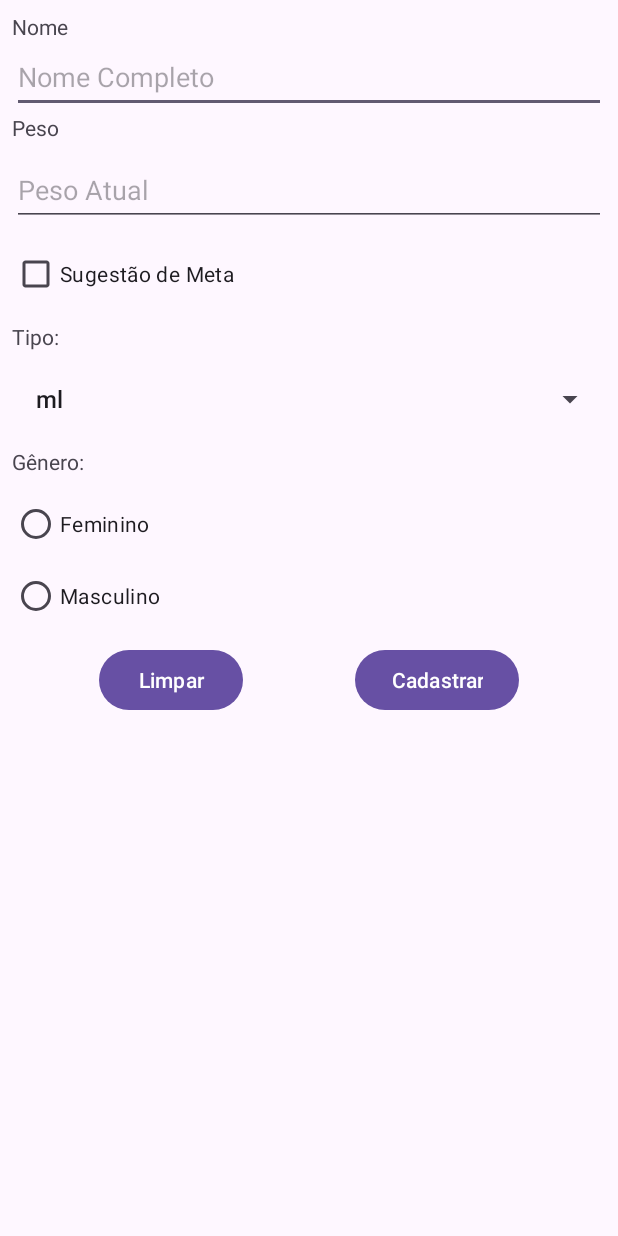
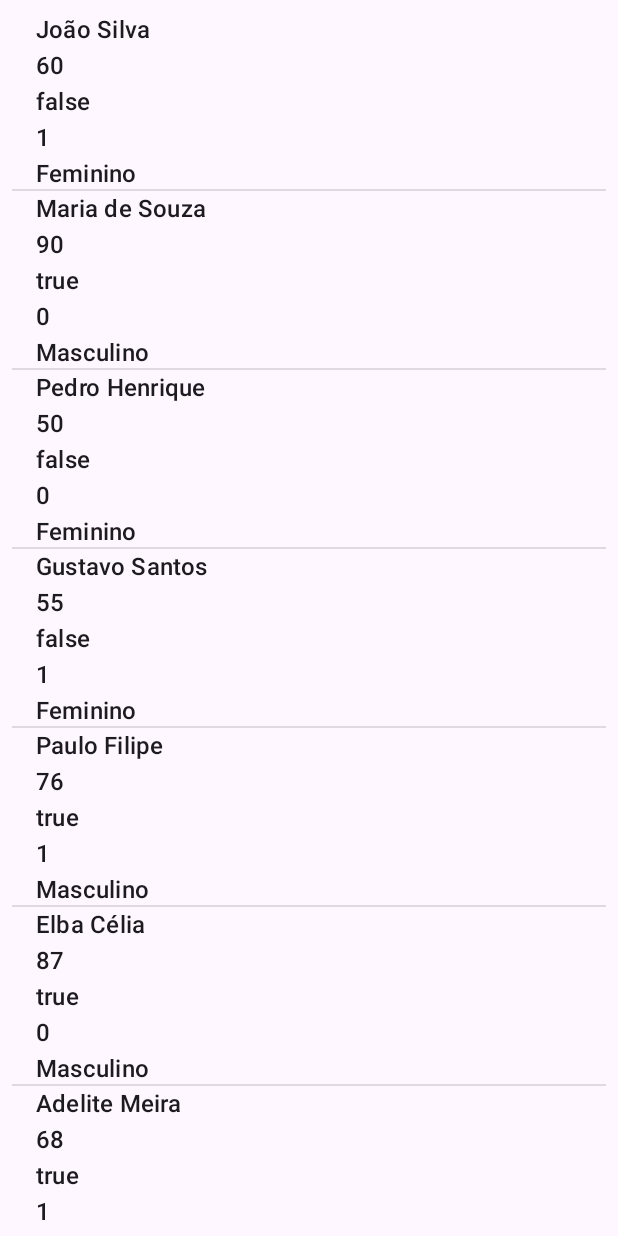
Before and after one commit to RenataVasconcelos/Hidratei, an Android app: the screen it shows after launch (PessoaActivity before the commit, PessoasActivity after it), on a phone screen of 412 x 824 dp. Run offline under Robolectric (Android 15) with nearby library versions, the phone set to English and light mode, and no system bars.

Commit message:
ListView e ScrollView

```diff
--- a/app/src/main/AndroidManifest.xml
+++ b/app/src/main/AndroidManifest.xml
@@ -12,7 +12,7 @@
         android:supportsRtl="true"
         android:theme="@style/Theme.Hidratei">
         <activity
-            android:name=".PessoaActivity"
+            android:name=".PessoasActivity"
             android:exported="true">
             <intent-filter>
                 <action android:name="android.intent.action.MAIN" />
@@ -20,6 +20,11 @@
                 <category android:name="android.intent.category.LAUNCHER" />
             </intent-filter>
         </activity>
+        <activity
+            android:name=".PessoaActivity"
+            android:exported="false">
+
+        </activity>
     </application>
 
 </manifest>
--- /dev/null
+++ b/app/src/main/java/br/edu/utfpr/renatavasconcelos/hidratei/Genero.java
@@ -0,0 +1,6 @@
+package br.edu.utfpr.renatavasconcelos.hidratei;
+
+public enum Genero {
+    Feminino,
+    Masculino;
+}
--- /dev/null
+++ b/app/src/main/java/br/edu/utfpr/renatavasconcelos/hidratei/Pessoa.java
@@ -0,0 +1,67 @@
+package br.edu.utfpr.renatavasconcelos.hidratei;
+
+public class Pessoa {
+
+        private String nome;
+        private int peso;
+        private boolean sugestao;
+        private int tipo;
+        private Genero genero;
+
+    public Pessoa(String nome, int peso, boolean sugestao, int tipo, Genero genero) {
+        this.nome = nome;
+        this.peso = peso;
+        this.sugestao = sugestao;
+        this.tipo = tipo;
+        this.genero = genero;
+    }
+
+    public String getNome() {
+        return nome;
+    }
+
+    public void setNome(String nome) {
+        this.nome = nome;
+    }
+
+    public int getPeso() {
+        return peso;
+    }
+
+    public void setPeso(int peso) {
+        this.peso = peso;
+    }
+
+    public boolean isSugestao() {
+        return sugestao;
+    }
+
+    public void setSugestao(boolean sugestao) {
+        this.sugestao = sugestao;
+    }
+
+    public int getTipo() {
+        return tipo;
+    }
+
+    public void setTipo(int tipo) {
+        this.tipo = tipo;
+    }
+
+    public Genero getGenero() {
+        return genero;
+    }
+
+    public void setGenero(Genero genero) {
+        this.genero = genero;
+    }
+
+    @Override
+    public String toString() {
+        return  nome + "\n" +
+                peso + "\n" +
+                sugestao + "\n" +
+                tipo + "\n" +
+                genero;
+    }
+}
--- a/app/src/main/java/br/edu/utfpr/renatavasconcelos/hidratei/PessoaActivity.java
+++ b/app/src/main/java/br/edu/utfpr/renatavasconcelos/hidratei/PessoaActivity.java
@@ -31,19 +31,19 @@ public class PessoaActivity extends AppCompatActivity {
         radioGroupGenero = findViewById(R.id.radioGroupGenero);
         spinnerTipo = findViewById(R.id.spinnerTipo);
 
-        popularSpinner();
+       // popularSpinner();
 
     }
-        private void popularSpinner(){
-            ArrayList<String> lista = new ArrayList<>();
-            lista.add(getString(R.string.ml));
-            lista.add(getString(R.string.litros));
-
-            ArrayAdapter<String> adapter = new ArrayAdapter<>(this,
-                                                            android.R.layout.simple_list_item_1,
-                                                            lista);
-            spinnerTipo.setAdapter(adapter);
-        }
+//        private void popularSpinner(){
+//            ArrayList<String> lista = new ArrayList<>();
+//            lista.add(getString(R.string.ml));
+//            lista.add(getString(R.string.litros));
+//
+//            ArrayAdapter<String> adapter = new ArrayAdapter<>(this,
+//                                                            android.R.layout.simple_list_item_1,
+//                                                            lista);
+//            spinnerTipo.setAdapter(adapter);
+//        }
     public void limparDados(View view){
         editTextNome.setText(null);
         editTextPeso.setText(null);
--- /dev/null
+++ b/app/src/main/java/br/edu/utfpr/renatavasconcelos/hidratei/PessoasActivity.java
@@ -0,0 +1,73 @@
+package br.edu.utfpr.renatavasconcelos.hidratei;
+
+import android.os.Bundle;
+import android.widget.ArrayAdapter;
+import android.widget.ListView;
+
+import androidx.activity.EdgeToEdge;
+import androidx.appcompat.app.AppCompatActivity;
+import androidx.core.graphics.Insets;
+import androidx.core.view.ViewCompat;
+import androidx.core.view.WindowInsetsCompat;
+
+import java.util.ArrayList;
+import java.util.List;
+
+public class PessoasActivity extends AppCompatActivity {
+
+    private ListView listViewPessoas;
+
+    private List<Pessoa> listaPessoas;
+
+    @Override
+    protected void onCreate(Bundle savedInstanceState) {
+        super.onCreate(savedInstanceState);
+        setContentView(R.layout.activity_pessoas);
+
+        listViewPessoas = findViewById(R.id.listViewPessoas);
+
+        popularListaPessoas();
+        }
+
+        private void popularListaPessoas(){
+
+            String[] pessoas_nomes = getResources().getStringArray(R.array.pessoas_nome);
+            int[] pessoas_peso = getResources().getIntArray(R.array.pessoas_peso);
+            int[] pessoas_sugestao = getResources().getIntArray(R.array.pessoas_sugestao);
+            int[] pessoas_tipos = getResources().getIntArray(R.array.pessoas_tipos);
+            int[] pessoas_genero = getResources().getIntArray(R.array.pessoas_genero);
+
+            listaPessoas = new ArrayList<>();
+
+            Pessoa pessoa;
+            boolean sugestao;
+            Genero genero;
+
+            Genero[] generos = Genero.values();
+
+            for (int cont = 0; cont < pessoas_nomes.length; cont++){
+
+                sugestao = (pessoas_sugestao[cont] == 1 ? true : false);
+
+                genero = generos[pessoas_genero[cont]];
+
+                pessoa = new Pessoa(pessoas_nomes[cont],
+                                    pessoas_peso[cont],
+                                    sugestao,
+                                    pessoas_tipos[cont],
+                                    genero);
+
+                listaPessoas.add(pessoa);
+            }
+
+            ArrayAdapter<Pessoa> adapter = new ArrayAdapter<>(this,
+                                                                android.R.layout.simple_list_item_1,
+                                                                listaPessoas);
+            listViewPessoas.setAdapter(adapter);
+
+
+
+
+
+        }
+    }
--- a/app/src/main/res/layout/activity_pessoa.xml
+++ b/app/src/main/res/layout/activity_pessoa.xml
@@ -1,11 +1,16 @@
 <?xml version="1.0" encoding="utf-8"?>
-<androidx.constraintlayout.widget.ConstraintLayout xmlns:android="http://schemas.android.com/apk/res/android"
+<ScrollView xmlns:android="http://schemas.android.com/apk/res/android"
     xmlns:app="http://schemas.android.com/apk/res-auto"
     xmlns:tools="http://schemas.android.com/tools"
     android:id="@+id/main"
     android:layout_width="match_parent"
     android:layout_height="match_parent"
     tools:context=".PessoaActivity">
+
+    <androidx.constraintlayout.widget.ConstraintLayout
+        android:layout_width="match_parent"
+        android:layout_height="wrap_content">
+
 
         <TextView
             android:id="@+id/textViewNome"
@@ -120,6 +125,7 @@
             android:layout_marginStart="8dp"
             android:layout_marginTop="8dp"
             android:layout_marginEnd="8dp"
+            android:entries="@array/tipos"
             android:spinnerMode="dialog"
             app:layout_constraintEnd_toEndOf="parent"
             app:layout_constraintStart_toStartOf="parent"
@@ -131,6 +137,7 @@
             android:layout_height="wrap_content"
             android:layout_marginStart="8dp"
             android:layout_marginTop="8dp"
+            android:labelFor="@id/spinnerTipo"
             android:text="@string/tipo"
             app:layout_constraintStart_toStartOf="parent"
             app:layout_constraintTop_toBottomOf="@+id/checkBoxSugestao" />
@@ -141,8 +148,10 @@
             android:layout_height="wrap_content"
             android:layout_marginStart="8dp"
             android:layout_marginTop="8dp"
+            android:labelFor="@id/radioGroupGenero"
             android:text="@string/textGenero"
             app:layout_constraintStart_toStartOf="parent"
             app:layout_constraintTop_toBottomOf="@+id/spinnerTipo" />
 
 </androidx.constraintlayout.widget.ConstraintLayout>
+</ScrollView>
--- /dev/null
+++ b/app/src/main/res/layout/activity_pessoas.xml
@@ -0,0 +1,22 @@
+<?xml version="1.0" encoding="utf-8"?>
+<androidx.constraintlayout.widget.ConstraintLayout xmlns:android="http://schemas.android.com/apk/res/android"
+    xmlns:app="http://schemas.android.com/apk/res-auto"
+    xmlns:tools="http://schemas.android.com/tools"
+    android:id="@+id/main"
+    android:layout_width="match_parent"
+    android:layout_height="match_parent"
+    tools:context=".PessoasActivity">
+
+    <ListView
+        android:id="@+id/listViewPessoas"
+        android:layout_width="0dp"
+        android:layout_height="0dp"
+        android:layout_marginStart="8dp"
+        android:layout_marginTop="8dp"
+        android:layout_marginEnd="8dp"
+        android:layout_marginBottom="8dp"
+        app:layout_constraintBottom_toBottomOf="parent"
+        app:layout_constraintEnd_toEndOf="parent"
+        app:layout_constraintStart_toStartOf="parent"
+        app:layout_constraintTop_toTopOf="parent" />
+</androidx.constraintlayout.widget.ConstraintLayout>
--- /dev/null
+++ b/app/src/main/res/values/arrays.xml
@@ -0,0 +1,73 @@
+<?xml version="1.0" encoding="utf-8"?>
+<resources>
+    <string-array name="tipos">
+        <item>@string/ml</item>
+        <item>@string/litros</item>
+    </string-array>
+
+    <string-array name="pessoas_nome">
+        <item>João Silva</item>
+        <item>Maria de Souza</item>
+        <item>Pedro Henrique</item>
+        <item>Gustavo Santos</item>
+        <item>Paulo Filipe</item>
+        <item>Elba Célia</item>
+        <item>Adelite Meira</item>
+        <item>Crisomar Pinto</item>
+        <item>Bianca Andrade</item>
+        <item>Rida de Cassia</item>
+    </string-array>
+
+    <integer-array name="pessoas_peso">
+        <item>60</item>
+        <item>90</item>
+        <item>50</item>
+        <item>55</item>
+        <item>76</item>
+        <item>87</item>
+        <item>68</item>
+        <item>70</item>
+        <item>55</item>
+        <item>71</item>
+    </integer-array>
+
+    <integer-array name="pessoas_sugestao">
+        <item>0</item>
+        <item>1</item>
+        <item>0</item>
+        <item>0</item>
+        <item>1</item>
+        <item>1</item>
+        <item>1</item>
+        <item>0</item>
+        <item>1</item>
+        <item>0</item>
+    </integer-array>
+
+    <integer-array name="pessoas_tipos">
+        <item>1</item>
+        <item>0</item>
+        <item>0</item>
+        <item>1</item>
+        <item>1</item>
+        <item>0</item>
+        <item>1</item>
+        <item>0</item>
+        <item>1</item>
+        <item>0</item>
+    </integer-array>
+
+    <integer-array name="pessoas_genero">
+        <item>0</item>
+        <item>1</item>
+        <item>0</item>
+        <item>0</item>
+        <item>1</item>
+        <item>1</item>
+        <item>1</item>
+        <item>0</item>
+        <item>1</item>
+        <item>0</item>
+    </integer-array>
+
+</resources>
```
Lines whose indentation alone changed are shown as unchanged.
